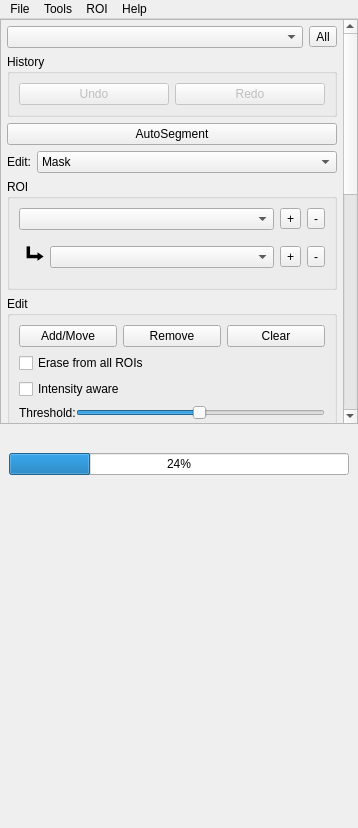
This is src/dafne/ui/toolbox.ui in dafne-imaging/dafne as Qt 5 draws it before an edit. The edited form follows.
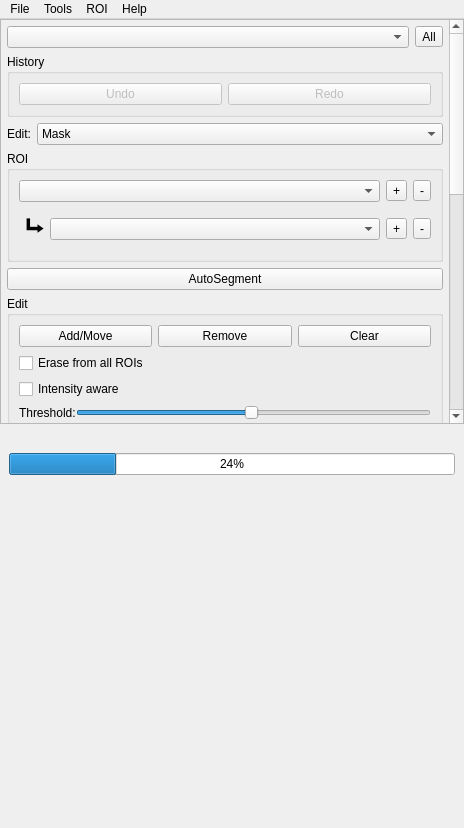
This is the edited form. Icons and pictures are not drawn.

Diff of the .ui file:
```diff
--- a/src/dafne/ui/toolbox.ui
+++ b/src/dafne/ui/toolbox.ui
@@ -6,7 +6,7 @@
    <rect>
     <x>0</x>
     <y>0</y>
-    <width>358</width>
+    <width>464</width>
     <height>828</height>
    </rect>
   </property>
@@ -132,6 +132,12 @@
            </item>
            <item>
             <widget class="QGroupBox" name="history_group">
+             <property name="sizePolicy">
+              <sizepolicy hsizetype="Preferred" vsizetype="Minimum">
+               <horstretch>0</horstretch>
+               <verstretch>0</verstretch>
+              </sizepolicy>
+             </property>
              <property name="title">
               <string>History</string>
              </property>
@@ -159,13 +165,6 @@
              </layout>
             </widget>
            </item>
-           <item>
-            <widget class="QPushButton" name="autosegment_button">
-             <property name="text">
-              <string>AutoSegment</string>
-             </property>
-            </widget>
-           </item>
            <item>
             <layout class="QHBoxLayout" name="horizontalLayout_6">
              <item>
@@ -298,10 +297,17 @@
              </layout>
             </widget>
            </item>
+           <item>
+            <widget class="QPushButton" name="autosegment_button">
+             <property name="text">
+              <string>AutoSegment</string>
+             </property>
+            </widget>
+           </item>
            <item>
             <widget class="QGroupBox" name="edit_group">
              <property name="sizePolicy">
-              <sizepolicy hsizetype="Preferred" vsizetype="Preferred">
+              <sizepolicy hsizetype="Preferred" vsizetype="Minimum">
                <horstretch>0</horstretch>
                <verstretch>0</verstretch>
               </sizepolicy>
@@ -767,6 +773,19 @@
              </layout>
             </widget>
            </item>
+           <item>
+            <spacer name="verticalSpacer_2">
+             <property name="orientation">
+              <enum>Qt::Vertical</enum>
+             </property>
+             <property name="sizeHint" stdset="0">
+              <size>
+               <width>20</width>
+               <height>40</height>
+              </size>
+             </property>
+            </spacer>
+           </item>
           </layout>
          </widget>
         </widget>
@@ -824,7 +843,7 @@
     <rect>
      <x>0</x>
      <y>0</y>
-     <width>358</width>
+     <width>464</width>
      <height>32</height>
     </rect>
    </property>
```
Left out of the diff: 30 changed lines with no effect on the pictures.
